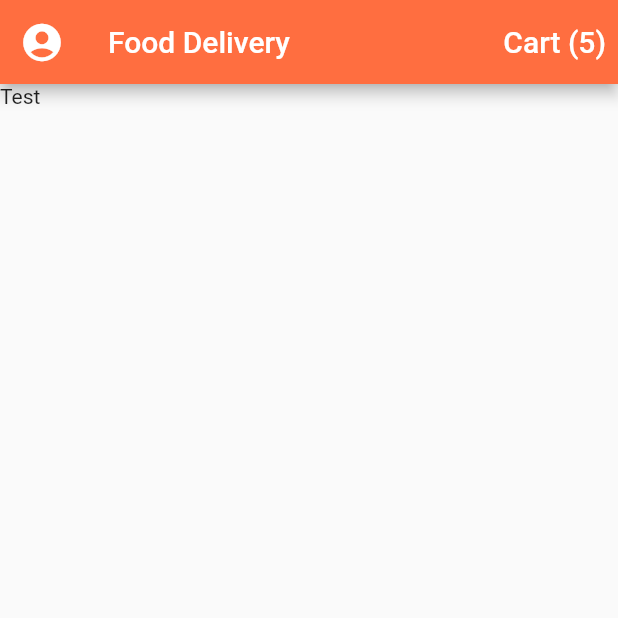
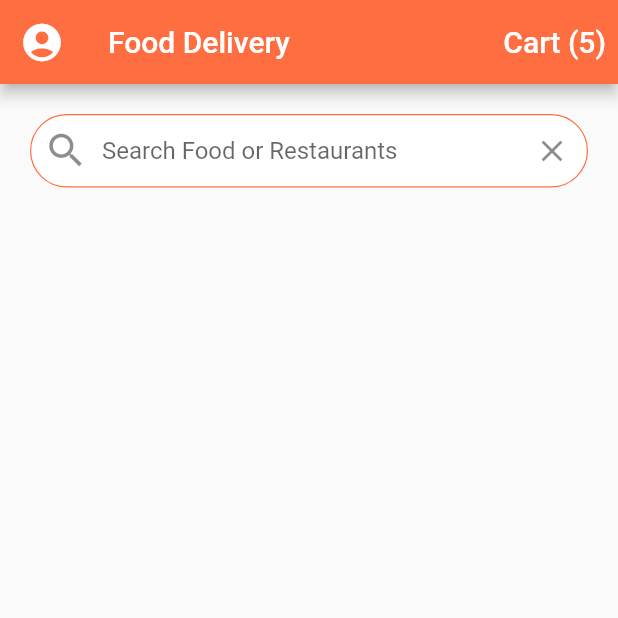
Before and after one commit to DanielRomanMartinez/food-delivery-ui, a Flutter app: the screen it shows after launch, on a phone screen of 412 x 824 dp, the top half of it. Run offline on Flutter 3.47's test engine with Material 2 defaults, Android fonts, the phone set to English and light mode, and no system bars.

Commit message:
Search Bar

```diff
--- a/lib/screens/home_screen.dart
+++ b/lib/screens/home_screen.dart
@@ -32,7 +32,40 @@ class _HomeScreenState extends State<HomeScreen> {
           )
         ]
       ),
-      body: Text('Test')
+      body: ListView(
+        children: <Widget>[
+          Padding(
+            padding: EdgeInsets.all(20.0),
+            child: TextField(
+              decoration: InputDecoration(
+                contentPadding: EdgeInsets.symmetric(vertical: 15.0),
+                fillColor: Colors.white,
+                filled: true,
+                border: OutlineInputBorder(
+                  borderRadius: BorderRadius.circular(30.0),
+                  borderSide: BorderSide(width: 0.8)
+                ),
+                enabledBorder: OutlineInputBorder(
+                    borderRadius: BorderRadius.circular(30.0),
+                    borderSide: BorderSide(
+                      width: 0.8,
+                      color: Theme.of(context).primaryColor,
+                    )
+                ),
+                hintText: 'Search Food or Restaurants',
+                prefixIcon: Icon(
+                  Icons.search,
+                  size: 30.0,
+                ),
+                suffixIcon: IconButton(
+                  icon: Icon(Icons.clear),
+                  onPressed: (){},
+                ),
+              ),
+            ),
+          )
+        ],
+      )
     );
   }
 }
```
